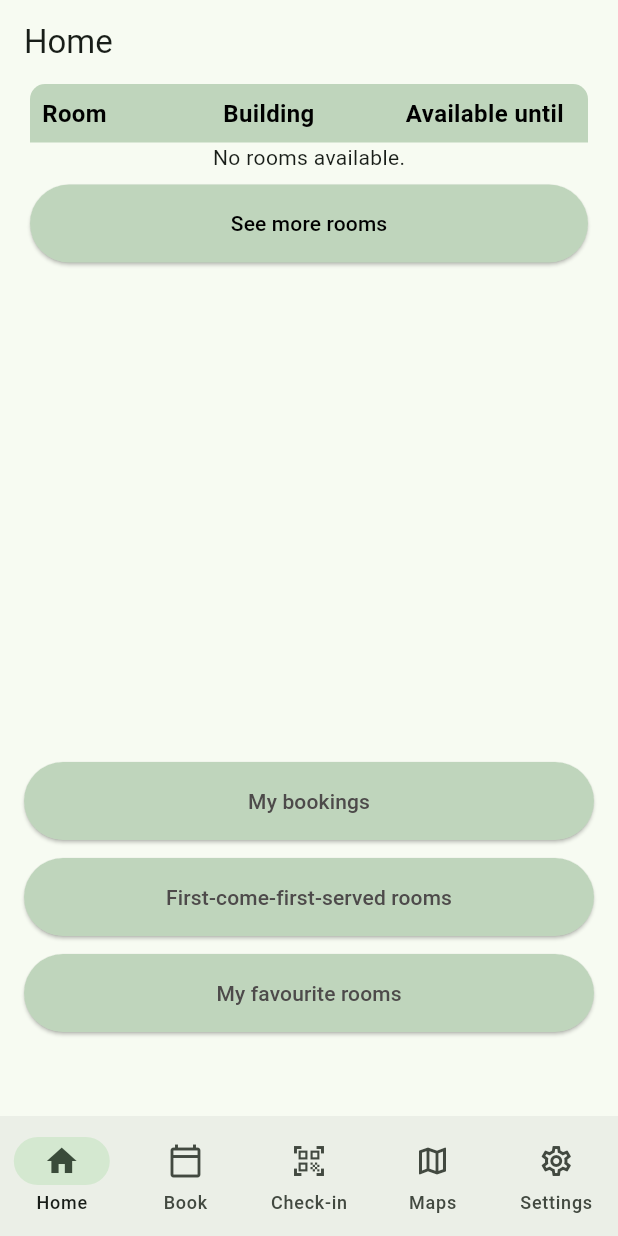
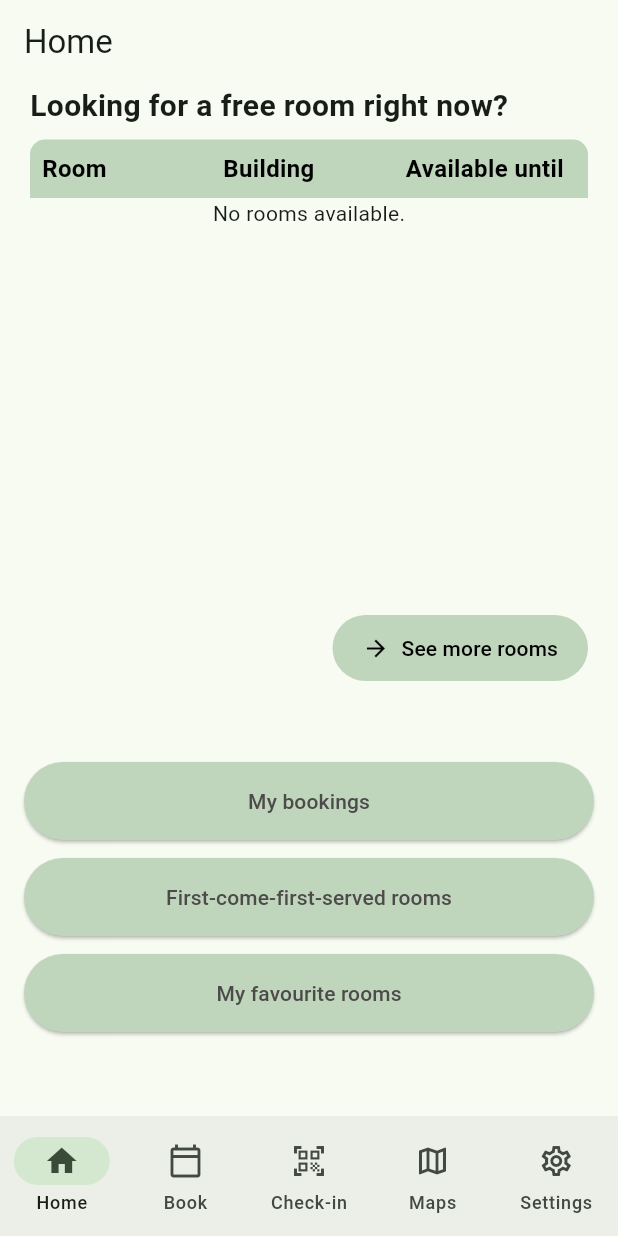
Before and after one commit to fillemon10/kandidat-grupp65-timeedit, a Flutter app: the screen it shows after launch, on a phone screen of 412 x 824 dp. Run offline on Flutter 3.47's test engine with Material 3 defaults, Android fonts, the phone set to English and light mode, and no system bars; our stand-ins replace bloc, cloud_firestore, equatable, firebase_auth, firebase_core, flutter_bloc and 2 more; missing offline and left inert: firebase_ui_auth, qr_code_scanner; accounts and stored records are empty.

Commit message:
layouten ser rätt bra ut nu

```diff
--- a/lib/screens/home.dart
+++ b/lib/screens/home.dart
@@ -79,9 +79,16 @@ class TitleSection extends StatelessWidget {
   Widget build(BuildContext context) {
     return Padding(
       padding: const EdgeInsets.symmetric(horizontal: 20.0),
+      child: Container( // Wrap Column with Container
+        height: 400, // Set a finite height for the container
         child: Column(
           crossAxisAlignment: CrossAxisAlignment.stretch,
           children: [
+            Text(
+              'Looking for a free room right now?',
+              style: TextStyle(fontWeight: FontWeight.bold, fontSize: 20.0),
+            ),
+            SizedBox(height: 8), // Add spacing between text and green box
             Container(
               decoration: BoxDecoration(
                 color: Color(0xFFBFD5BC), // Background color for the titles
@@ -127,7 +134,7 @@ class TitleSection extends StatelessWidget {
               ),
             ),
             StreamBuilder<QuerySnapshot>(
-            stream: FirebaseFirestore.instance.collection('rooms').limit(8).snapshots(),
+              stream: FirebaseFirestore.instance.collection('rooms').limit(7).snapshots(),
               builder: (BuildContext context, AsyncSnapshot<QuerySnapshot> snapshot) {
                 if (snapshot.connectionState == ConnectionState.waiting) {
                   return Center(child: CircularProgressIndicator());
@@ -162,7 +169,10 @@ class TitleSection extends StatelessWidget {
               },
             ),
             SizedBox(height: 8),
-          ElevatedButton(
+            Spacer(), // Add spacer to move button to the right edge
+            Container(
+              alignment: Alignment.centerRight, // Align the button to the right
+              child: TextButton.icon(
                 onPressed: () {
                   // Navigate to a page showing all rooms
                   context.push('/all-rooms');
@@ -170,11 +180,14 @@ class TitleSection extends StatelessWidget {
                 style: ButtonStyle(
                   backgroundColor: MaterialStateProperty.all(Color(0xFFBFD5BC)),
                   foregroundColor: MaterialStateProperty.all(Colors.black),
-              padding: MaterialStateProperty.all(EdgeInsets.symmetric(vertical: 16)),
+                  padding: MaterialStateProperty.all(EdgeInsets.symmetric(vertical: 12, horizontal: 20)), // Adjust button padding
                 ),
-            child: Text('See more rooms'),
+                icon: Icon(Icons.arrow_forward),
+                label: Text('See more rooms'),
+              ),
             ),
           ],
+        ),
       ),
     );
   }
```
Lines whose indentation alone changed are shown as unchanged.
